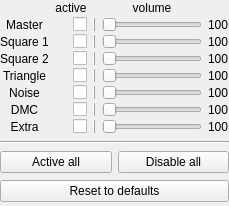
Old version of the form src/gui/designer/wdgAPUChannels.ui in the repository punesemu/puNES.
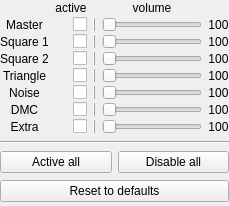
New version of the form. Icons and pictures are not drawn.

The edit to the form file:
```diff
--- a/src/gui/designer/wdgAPUChannels.ui
+++ b/src/gui/designer/wdgAPUChannels.ui
@@ -92,6 +92,9 @@
        <property name="text">
         <string notr="true">100</string>
        </property>
+       <property name="alignment">
+        <set>Qt::AlignCenter</set>
+       </property>
       </widget>
      </item>
      <item row="0" column="3">
@@ -115,6 +118,9 @@
        <property name="text">
         <string notr="true">100</string>
        </property>
+       <property name="alignment">
+        <set>Qt::AlignCenter</set>
+       </property>
       </widget>
      </item>
      <item row="6" column="1">
@@ -156,6 +162,9 @@
        <property name="text">
         <string notr="true">100</string>
        </property>
+       <property name="alignment">
+        <set>Qt::AlignCenter</set>
+       </property>
       </widget>
      </item>
      <item row="1" column="1">
@@ -203,6 +212,9 @@
        <property name="text">
         <string notr="true">100</string>
        </property>
+       <property name="alignment">
+        <set>Qt::AlignCenter</set>
+       </property>
       </widget>
      </item>
      <item row="1" column="3">
@@ -237,6 +249,9 @@
        <property name="text">
         <string notr="true">100</string>
        </property>
+       <property name="alignment">
+        <set>Qt::AlignCenter</set>
+       </property>
       </widget>
      </item>
      <item row="5" column="0">
@@ -254,6 +269,9 @@
        <property name="text">
         <string notr="true">100</string>
        </property>
+       <property name="alignment">
+        <set>Qt::AlignCenter</set>
+       </property>
       </widget>
      </item>
      <item row="5" column="1">
@@ -311,6 +329,9 @@
        <property name="text">
         <string notr="true">100</string>
        </property>
+       <property name="alignment">
+        <set>Qt::AlignCenter</set>
+       </property>
       </widget>
      </item>
      <item row="4" column="3">
```
